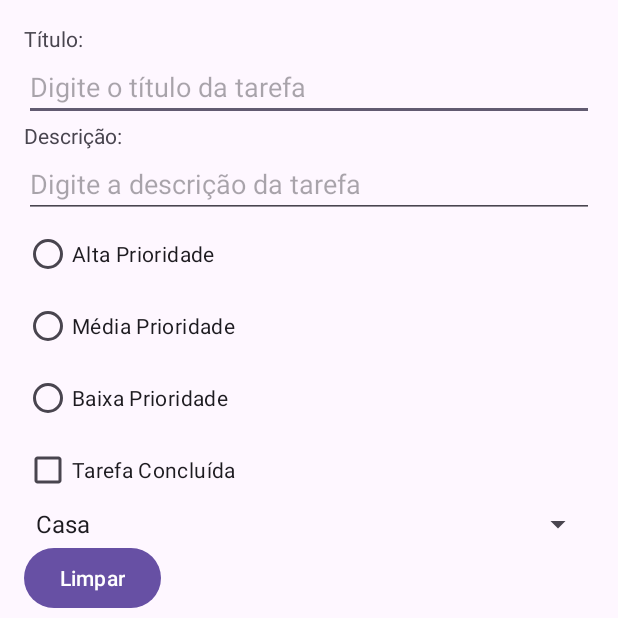
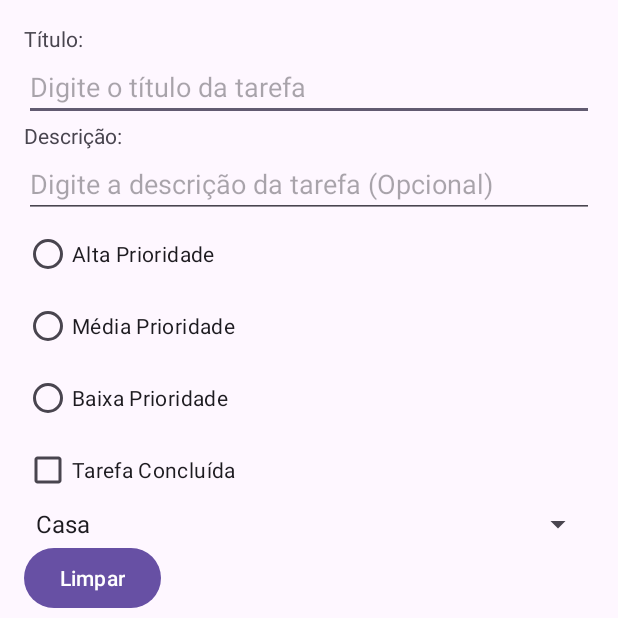
Before and after one commit to alexandretrieste/gerenciador_de_tarefas_diarias, an Android app: the screen it shows after launch (CadastroTarefaActivity), on a phone screen of 412 x 824 dp, the top half of it. Run offline under Robolectric (Android 15) with nearby library versions, the phone set to English and light mode, and no system bars.

Commit message:
Feat: Creating Formulário de cadastro com TextView, EditText, Button, Toast, RadioGroup, RadioButton, CheckBox e Spinner

```diff
--- a/app/src/main/res/layout/activity_cadastro_tarefa.xml
+++ b/app/src/main/res/layout/activity_cadastro_tarefa.xml
@@ -29,7 +29,7 @@
             android:id="@+id/descricaoEditText"
             android:layout_width="match_parent"
             android:layout_height="wrap_content"
-            android:hint="Digite a descrição da tarefa" />
+            android:hint="Digite a descrição da tarefa (Opcional)" />
 
         <RadioGroup
             android:id="@+id/prioridadeRadioGroup"
```
